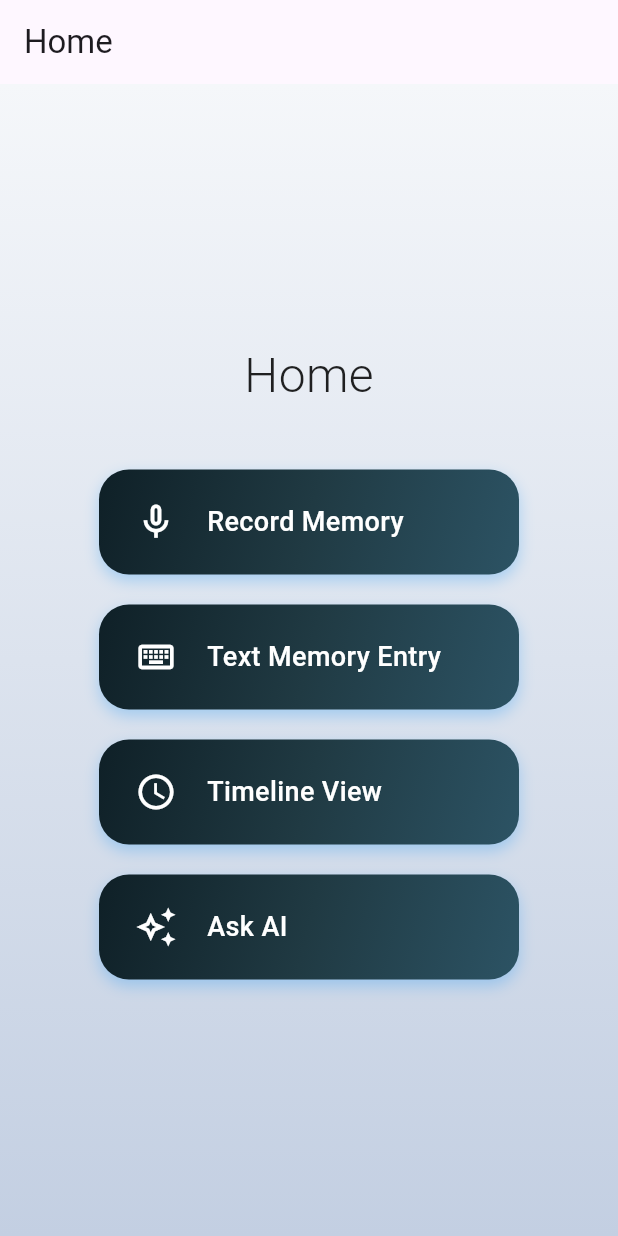
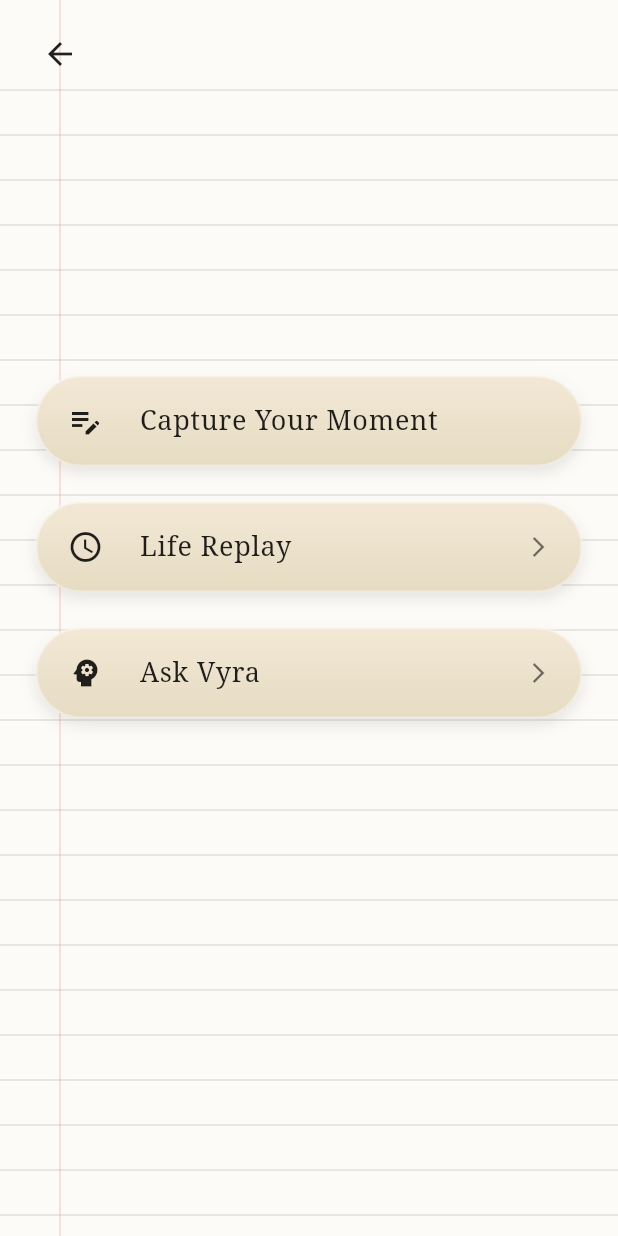
Before and after one commit to Kummithavenkatareddy/VYRA, a Flutter app: the screen it shows after launch, on a phone screen of 412 x 824 dp. Run offline on Flutter 3.47's test engine with Material 3 defaults, Android fonts, the phone set to English and light mode, and no system bars; our stand-ins replace speech_to_text.

Commit message:
All the screens UI is stable and fixed

```diff
--- a/frontend/lib/main.dart
+++ b/frontend/lib/main.dart
@@ -1,8 +1,7 @@
 import 'package:flutter/material.dart';
 import 'screens/splash_screen.dart';
 import 'screens/home_screen.dart';
-import 'screens/record_memory_screen.dart';
-import 'screens/text_memory_screen.dart';
+import 'screens/enter_memory_screen.dart';
 import 'screens/timeline_screen.dart';
 import 'screens/memory_detail_screen.dart';
 import 'screens/ask_ai_screen.dart';
@@ -18,16 +17,12 @@ class MyApp extends StatelessWidget {
   Widget build(BuildContext context) {
     return MaterialApp(
       title: 'AI Memory Prosthetic',
-      theme: ThemeData(
-        primarySwatch: Colors.blue,
-        useMaterial3: true,
-      ),
+      theme: ThemeData(primarySwatch: Colors.blue, useMaterial3: true),
       initialRoute: '/',
       routes: {
         '/': (context) => const SplashScreen(),
         '/home': (context) => const HomeScreen(),
-        '/record': (context) => const RecordMemoryScreen(),
-        '/text_entry': (context) => const TextMemoryScreen(),
+        '/enter_memory': (context) => const EnterMemoryScreen(),
         '/timeline': (context) => const TimelineScreen(),
         '/memory_detail': (context) => const MemoryDetailScreen(),
         '/ask_ai': (context) => const AskAIScreen(),
--- a/frontend/lib/screens/ask_ai_screen.dart
+++ b/frontend/lib/screens/ask_ai_screen.dart
@@ -34,7 +34,7 @@ class _AskAIScreenState extends State<AskAIScreen> {
       _ChatMessage(
         sender: 'ai',
         text:
-            "Hello. I am your memory assistant. Ask me anything about your past...",
+            "Hello, I am Vyra. Feel free to ask anything, even about your past memories...",
       ),
     );
   }
@@ -247,7 +247,7 @@ class _AskAIScreenState extends State<AskAIScreen> {
         children: [
           // Sender Name
           Text(
-            isUser ? "You" : "Memory AI",
+            isUser ? "You" : "Vyra",
             style: TextStyle(
               fontWeight: FontWeight.bold,
               fontSize: 12,
--- a/frontend/lib/screens/home_screen.dart
+++ b/frontend/lib/screens/home_screen.dart
@@ -1,4 +1,6 @@
 import 'package:flutter/material.dart';
+import '../widgets/notebook_background.dart';
+import '../widgets/vintage_button.dart';
 
 class HomeScreen extends StatelessWidget {
   const HomeScreen({super.key});
@@ -6,108 +8,61 @@ class HomeScreen extends StatelessWidget {
   @override
   Widget build(BuildContext context) {
     return Scaffold(
-      appBar: AppBar(
-        title: const Text('Home'),
+      body: NotebookBackground(
+        child: SafeArea(
+          child: Column(
+            children: [
+              // Header Area
+              Padding(
+                padding: const EdgeInsets.symmetric(
+                  horizontal: 16.0,
+                  vertical: 12.0,
                 ),
-      body: Container(
-        width: double.infinity,
-        decoration: const BoxDecoration(
-          gradient: LinearGradient(
-            begin: Alignment.topCenter,
-            end: Alignment.bottomCenter,
-            colors: [Color(0xFFF5F7FA), Color(0xFFC3CFE2)], // Light background gradient
-          ),
-        ),
-        child: Column(
-          mainAxisAlignment: MainAxisAlignment.center,
+                child: Row(
+                  mainAxisAlignment: MainAxisAlignment.spaceBetween,
                   children: [
-            const Text(
-              'Home',
-              style: TextStyle(
-                fontSize: 32,
-                fontWeight: FontWeight.w300,
-                color: Colors.black87,
-              ),
-            ),
-            const SizedBox(height: 40),
-            _buildGradientButton(
-              context,
-              icon: Icons.mic_none_outlined,
-              label: 'Record Memory',
-              onTap: () => Navigator.pushNamed(context, '/record'),
-            ),
-            const SizedBox(height: 20),
-            _buildGradientButton(
-              context,
-              icon: Icons.keyboard_outlined,
-              label: 'Text Memory Entry',
-              onTap: () => Navigator.pushNamed(context, '/text_entry'),
-            ),
-            const SizedBox(height: 20),
-            _buildGradientButton(
-              context,
-              icon: Icons.access_time,
-              label: 'Timeline View',
-              onTap: () => Navigator.pushNamed(context, '/timeline'),
-            ),
-            const SizedBox(height: 20),
-            _buildGradientButton(
-              context,
-              icon: Icons.auto_awesome_outlined,
-              label: 'Ask AI',
-              onTap: () => Navigator.pushNamed(context, '/ask_ai'),
+                    IconButton(
+                      icon: const Icon(Icons.arrow_back, color: Colors.black87),
+                      onPressed: () {
+                        // Handle back navigation if needed, or maybe this is the root
+                      },
                     ),
                   ],
                 ),
               ),
-    );
-  }
 
-  Widget _buildGradientButton(
-    BuildContext context, {
-    required IconData icon,
-    required String label,
-    required VoidCallback onTap,
-  }) {
-    return Container(
-      width: 280,
-      height: 70,
-      decoration: BoxDecoration(
-        gradient: const LinearGradient(
-          colors: [Color(0xFF0f2027), Color(0xFF203a43), Color(0xFF2c5364)], // Dark blue gradient
-          begin: Alignment.topLeft,
-          end: Alignment.bottomRight,
+              const Spacer(flex: 1),
+
+              // Buttons
+              VintageButton(
+                label: 'Capture Your Moment',
+                icon: Icons.edit_note, // Using edit_note as a proxy for the pen
+                onTap: () => Navigator.pushNamed(context, '/enter_memory'),
+                showArrow:
+                    false, // The image doesn't show an arrow for the first button, but maybe it's nice?
+                // Actually the image DOES NOT show an arrow for the first one, but DOES for the others.
+                // Wait, looking closely at the image...
+                // "Enter Memory" has a pen icon and NO arrow.
+                // "Timeline" has a clock icon and an arrow.
+                // "Ask AI" has a brain icon and an arrow.
               ),
-        borderRadius: BorderRadius.circular(20),
-        boxShadow: [
-          BoxShadow(
-            color: Colors.blue.withOpacity(0.3),
-            blurRadius: 8,
-            offset: const Offset(0, 4),
+
+              VintageButton(
+                label: 'Life Replay',
+                icon: Icons.access_time,
+                onTap: () => Navigator.pushNamed(context, '/timeline'),
+                showArrow: true,
               ),
+
+              VintageButton(
+                label: 'Ask Vyra',
+                icon: Icons.psychology, // Brain icon
+                onTap: () => Navigator.pushNamed(context, '/ask_ai'),
+                showArrow: true,
+              ),
+
+              const Spacer(flex: 2),
             ],
-      ),
-      child: Material(
-        color: Colors.transparent,
-        child: InkWell(
-          onTap: onTap,
-          borderRadius: BorderRadius.circular(20),
-          child: Padding(
-            padding: const EdgeInsets.symmetric(horizontal: 24.0),
-            child: Row(
-              children: [
-                Icon(icon, color: Colors.white, size: 28),
-                const SizedBox(width: 20),
-                Text(
-                  label,
-                  style: const TextStyle(
-                    color: Colors.white,
-                    fontSize: 18,
-                    fontWeight: FontWeight.w500,
-                  ),
-                ),
-              ],
-            ),
           ),
         ),
       ),
--- a/frontend/lib/screens/timeline_screen.dart
+++ b/frontend/lib/screens/timeline_screen.dart
@@ -99,7 +99,7 @@ class _TimelineScreenState extends State<TimelineScreen> {
                       Column(
                         children: [
                           const Text(
-                            'Timeline',
+                            'Life Replay',
                             style: TextStyle(
                               fontSize: 20,
                               fontWeight: FontWeight.w500,
--- /dev/null
+++ b/frontend/lib/widgets/notebook_background.dart
@@ -0,0 +1,47 @@
+import 'package:flutter/material.dart';
+
+class NotebookBackground extends StatelessWidget {
+  final Widget? child;
+
+  const NotebookBackground({super.key, this.child});
+
+  @override
+  Widget build(BuildContext context) {
+    return Container(
+      color: const Color(0xFFFDFBF7), // Off-white paper color
+      child: CustomPaint(painter: _NotebookPainter(), child: child),
+    );
+  }
+}
+
+class _NotebookPainter extends CustomPainter {
+  @override
+  void paint(Canvas canvas, Size size) {
+    final paint = Paint()
+      ..color = Colors.grey.withOpacity(0.3)
+      ..strokeWidth = 1.0;
+
+    final marginPaint = Paint()
+      ..color = Colors.red.withOpacity(0.2)
+      ..strokeWidth = 1.0;
+
+    // Draw horizontal lines
+    double lineHeight = 30.0;
+    double topMargin = 60.0;
+
+    for (double y = topMargin; y < size.height; y += lineHeight) {
+      canvas.drawLine(Offset(0, y), Offset(size.width, y), paint);
+    }
+
+    // Draw vertical margin line
+    double marginX = 40.0;
+    canvas.drawLine(
+      Offset(marginX, 0),
+      Offset(marginX, size.height),
+      marginPaint,
+    );
+  }
+
+  @override
+  bool shouldRepaint(covariant CustomPainter oldDelegate) => false;
+}
--- /dev/null
+++ b/frontend/lib/widgets/vintage_button.dart
@@ -0,0 +1,80 @@
+import 'package:flutter/material.dart';
+
+class VintageButton extends StatelessWidget {
+  final String label;
+  final IconData icon;
+  final VoidCallback onTap;
+  final bool showArrow;
+
+  const VintageButton({
+    super.key,
+    required this.label,
+    required this.icon,
+    required this.onTap,
+    this.showArrow = true,
+  });
+
+  @override
+  Widget build(BuildContext context) {
+    return Padding(
+      padding: const EdgeInsets.symmetric(vertical: 12.0, horizontal: 24.0),
+      child: GestureDetector(
+        onTap: onTap,
+        child: Container(
+          height: 60,
+          decoration: BoxDecoration(
+            gradient: const LinearGradient(
+              colors: [
+                Color(0xFFF2E8D5), // Light beige
+                Color(0xFFE6DCC3), // Slightly darker beige
+              ],
+              begin: Alignment.topCenter,
+              end: Alignment.bottomCenter,
+            ),
+            borderRadius: BorderRadius.circular(30),
+            boxShadow: [
+              BoxShadow(
+                color: Colors.black.withOpacity(0.1),
+                offset: const Offset(0, 4),
+                blurRadius: 8,
+              ),
+              BoxShadow(
+                color: Colors.white.withOpacity(0.5),
+                offset: const Offset(0, -1),
+                blurRadius: 2,
+              ),
+            ],
+            border: Border.all(color: Colors.white.withOpacity(0.4), width: 1),
+          ),
+          child: Padding(
+            padding: const EdgeInsets.symmetric(horizontal: 20.0),
+            child: Row(
+              children: [
+                Icon(icon, color: Colors.black87, size: 24),
+                const SizedBox(width: 24),
+                Expanded(
+                  child: Text(
+                    label,
+                    style: const TextStyle(
+                      color: Colors.black87,
+                      fontSize: 18,
+                      fontFamily: 'Serif', // Using default serif for now
+                      fontWeight: FontWeight.w500,
+                      letterSpacing: 0.5,
+                    ),
+                  ),
+                ),
+                if (showArrow)
+                  const Icon(
+                    Icons.arrow_forward_ios,
+                    color: Colors.black54,
+                    size: 16,
+                  ),
+              ],
+            ),
+          ),
+        ),
+      ),
+    );
+  }
+}
--- a/frontend/pubspec.yaml
+++ b/frontend/pubspec.yaml
@@ -42,6 +42,7 @@ dependencies:
   path_provider: ^2.1.5
   speech_to_text: ^7.0.0
   permission_handler: ^11.3.0
+  whisper_ggml: ^1.7.0
 
 dev_dependencies:
   flutter_test:
```
Also changed, not shown: frontend/lib/models/api_models.dart (added, +85 -0 lines), frontend/lib/screens/enter_memory_screen.dart (added, +243 -0 lines), frontend/lib/utils/snackbar_utils.dart (added, +46 -0 lines), frontend/pubspec.lock. Lines whose indentation alone changed are shown as unchanged.
